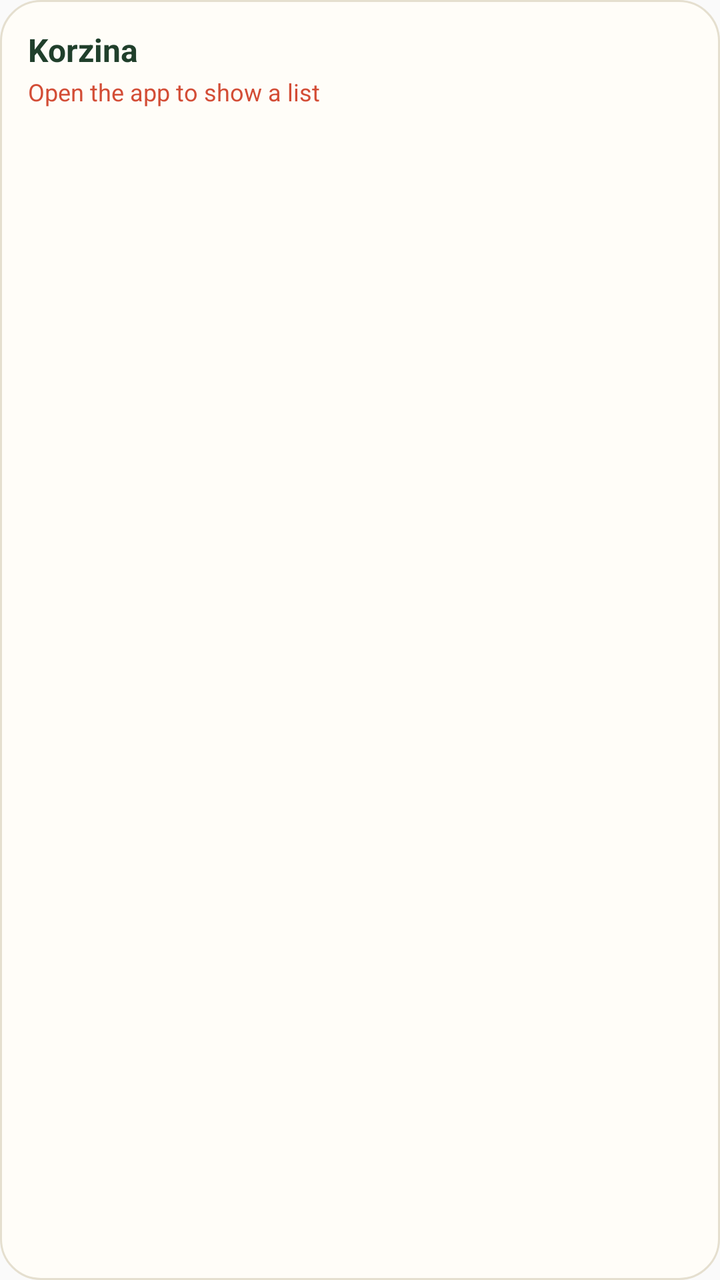
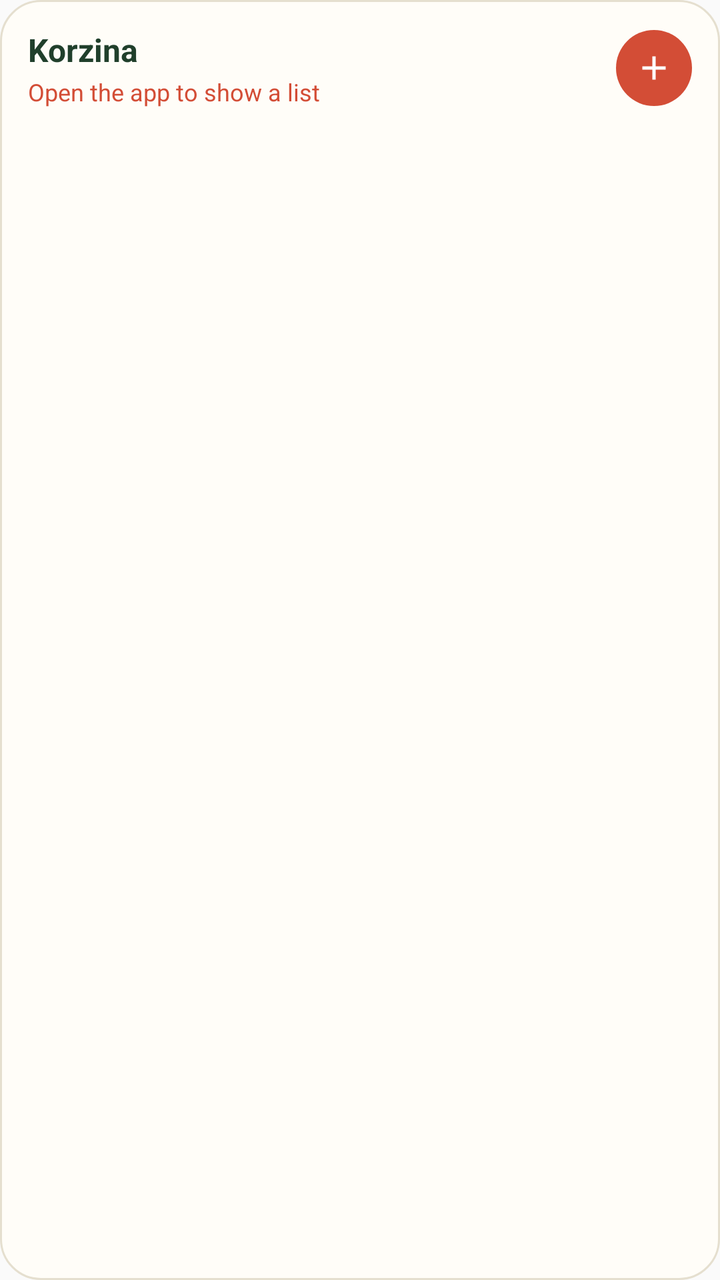

Before-and-after screenshots of an Android layout around one commit, followed by the original layout XML and the change that was made.
<!-- AndroidManifest.xml: application theme AppTheme -->
<!-- res/layout/widget_list.xml -->
<?xml version="1.0" encoding="utf-8"?>
<LinearLayout xmlns:android="http://schemas.android.com/apk/res/android"
    android:id="@+id/widget_root"
    android:layout_width="match_parent"
    android:layout_height="match_parent"
    android:background="@drawable/widget_background"
    android:orientation="vertical"
    android:padding="14dp">

    <TextView
        android:id="@+id/widget_title"
        android:layout_width="match_parent"
        android:layout_height="wrap_content"
        android:ellipsize="end"
        android:maxLines="1"
        android:text="@string/app_name"
        android:textColor="#203f2b"
        android:textSize="16sp"
        android:textStyle="bold" />

    <TextView
        android:id="@+id/widget_subtitle"
        android:layout_width="match_parent"
        android:layout_height="wrap_content"
        android:layout_marginTop="2dp"
        android:text="@string/widget_empty"
        android:textColor="#d34d36"
        android:textSize="12sp" />

    <TextView
        android:id="@+id/widget_items"
        android:layout_width="match_parent"
        android:layout_height="0dp"
        android:layout_marginTop="8dp"
        android:layout_weight="1"
        android:ellipsize="end"
        android:lineSpacingExtra="3dp"
        android:textColor="#203f2b"
        android:textSize="13sp" />
</LinearLayout>
<!-- resources referenced by this layout -->
<resources>
  <!-- drawable widget_background (drawable) -->
  <?xml version="1.0" encoding="utf-8"?>
  <shape xmlns:android="http://schemas.android.com/apk/res/android" android:shape="rectangle">
      <solid android:color="#fffdf8" />
      <stroke android:width="1dp" android:color="#e5dfcf" />
      <corners android:radius="20dp" />
  </shape>
  <string name="app_name">Korzina</string>
  <string name="widget_empty">Open the app to show a list</string>
  <style name="AppTheme" parent="Theme.AppCompat.Light.DarkActionBar">
          
          <item name="colorPrimary">@color/colorPrimary</item>
          <item name="colorPrimaryDark">@color/colorPrimaryDark</item>
          <item name="colorAccent">@color/colorAccent</item>
      </style>
</resources>

<!-- the commit's change to res/layout/widget_list.xml (unified diff, before → after) -->
@@ -7,25 +7,50 @@
     android:orientation="vertical"
     android:padding="14dp">
 
-    <TextView
-        android:id="@+id/widget_title"
+    <LinearLayout
         android:layout_width="match_parent"
         android:layout_height="wrap_content"
-        android:ellipsize="end"
-        android:maxLines="1"
-        android:text="@string/app_name"
-        android:textColor="#203f2b"
-        android:textSize="16sp"
-        android:textStyle="bold" />
+        android:gravity="center_vertical"
+        android:orientation="horizontal">
 
-    <TextView
-        android:id="@+id/widget_subtitle"
-        android:layout_width="match_parent"
-        android:layout_height="wrap_content"
-        android:layout_marginTop="2dp"
-        android:text="@string/widget_empty"
-        android:textColor="#d34d36"
-        android:textSize="12sp" />
+        <LinearLayout
+            android:layout_width="0dp"
+            android:layout_height="wrap_content"
+            android:layout_weight="1"
+            android:orientation="vertical">
+
+            <TextView
+                android:id="@+id/widget_title"
+                android:layout_width="match_parent"
+                android:layout_height="wrap_content"
+                android:ellipsize="end"
+                android:maxLines="1"
+                android:text="@string/app_name"
+                android:textColor="#203f2b"
+                android:textSize="16sp"
+                android:textStyle="bold" />
+
+            <TextView
+                android:id="@+id/widget_subtitle"
+                android:layout_width="match_parent"
+                android:layout_height="wrap_content"
+                android:layout_marginTop="2dp"
+                android:text="@string/widget_empty"
+                android:textColor="#d34d36"
+                android:textSize="12sp" />
+        </LinearLayout>
+
+        
+        <ImageView
+            android:id="@+id/widget_add"
+            android:layout_width="38dp"
+            android:layout_height="38dp"
+            android:layout_marginStart="8dp"
+            android:background="@drawable/widget_add_button"
+            android:contentDescription="@string/widget_add"
+            android:padding="9dp"
+            android:src="@drawable/ic_widget_plus" />
+    </LinearLayout>
 
     <TextView
         android:id="@+id/widget_items"
<!-- resource entries referenced after the edit -->
@@ -1,5 +1,21 @@
 <!-- resources referenced by this layout -->
 <resources>
+  <!-- drawable ic_widget_plus (drawable) -->
+  <?xml version="1.0" encoding="utf-8"?>
+  <vector xmlns:android="http://schemas.android.com/apk/res/android"
+      android:width="20dp"
+      android:height="20dp"
+      android:viewportWidth="24"
+      android:viewportHeight="24">
+      <path
+          android:fillColor="#FFFFFFFF"
+          android:pathData="M11,5h2v6h6v2h-6v6h-2v-6H5v-2h6z" />
+  </vector>
+  <!-- drawable widget_add_button (drawable) -->
+  <?xml version="1.0" encoding="utf-8"?>
+  <shape xmlns:android="http://schemas.android.com/apk/res/android" android:shape="oval">
+      <solid android:color="#d34d36" />
+  </shape>
   <!-- drawable widget_background (drawable) -->
   <?xml version="1.0" encoding="utf-8"?>
   <shape xmlns:android="http://schemas.android.com/apk/res/android" android:shape="rectangle">
@@ -8,6 +24,7 @@
       <corners android:radius="20dp" />
   </shape>
   <string name="app_name">Korzina</string>
+  <string name="widget_add">Add a product</string>
   <string name="widget_empty">Open the app to show a list</string>
   <style name="AppTheme" parent="Theme.AppCompat.Light.DarkActionBar">
           
